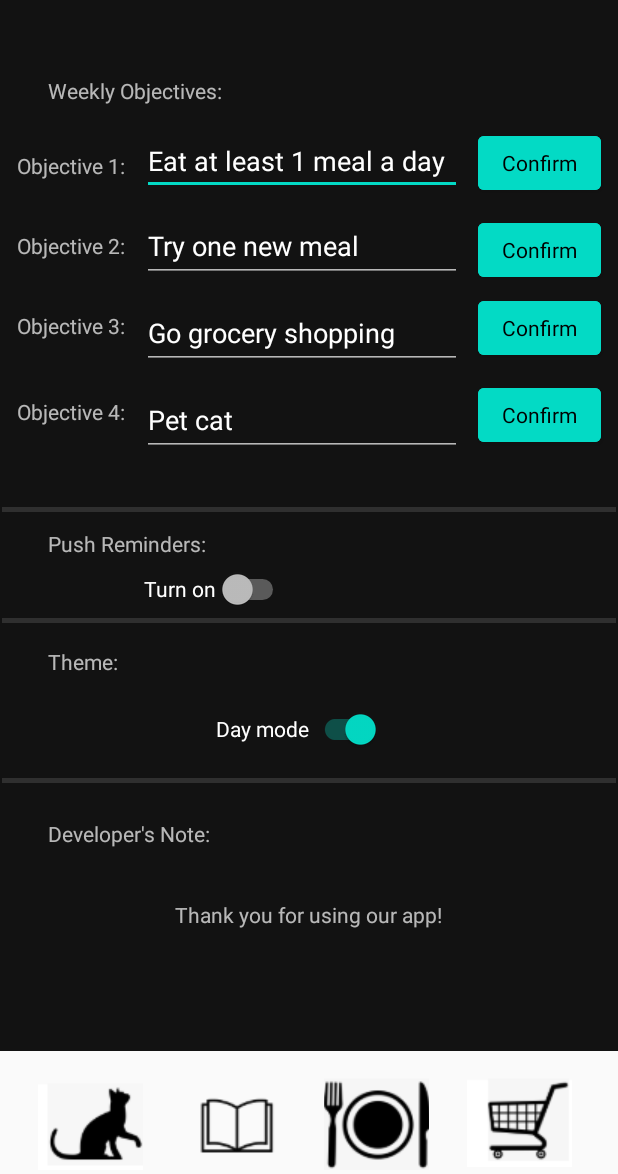
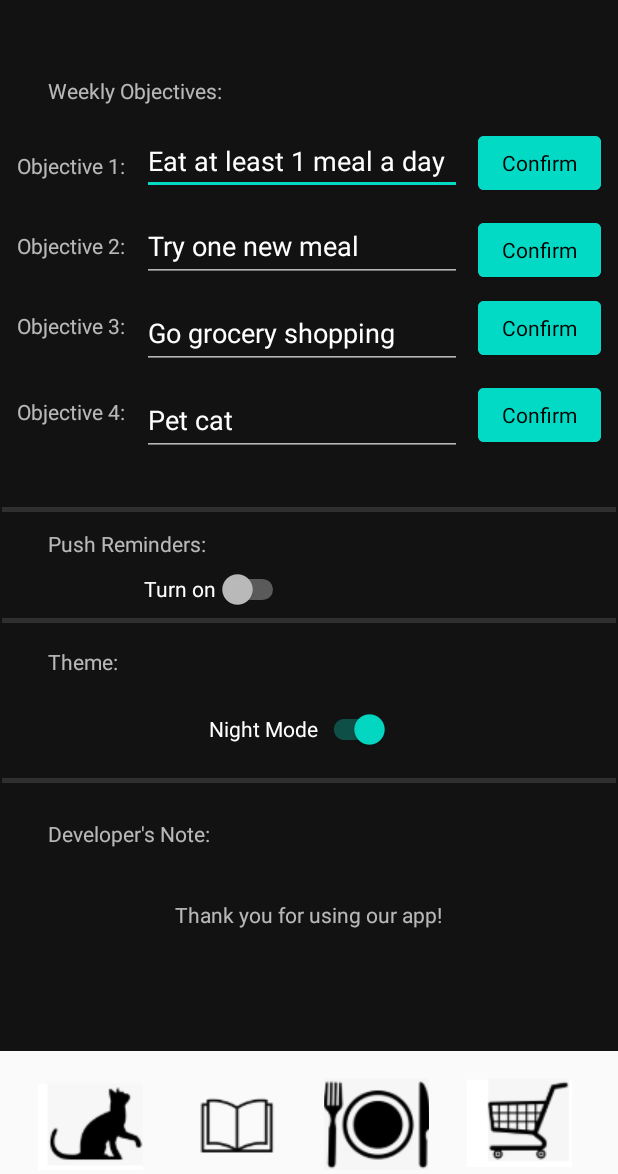
Before and after one commit to suhadewan/Purrito-Planner, an Android app: the SettingFragment screen opened through its navigation route, on a phone screen of 412 x 824 dp, the part 62-1236 px from its top. Run offline under Robolectric (Android 15) with nearby library versions, the phone set to English and light mode, and no system bars.

Commit message:
fixed switch text

```diff
--- a/app/src/main/java/com/example/purritoplanner/SettingsFragment.kt
+++ b/app/src/main/java/com/example/purritoplanner/SettingsFragment.kt
@@ -78,10 +78,12 @@ class SettingFragment : Fragment() {
         if (bool) {
             AppCompatDelegate.setDefaultNightMode(AppCompatDelegate.MODE_NIGHT_YES)
             theme.isChecked = true
+            theme.setText("Night Mode")
         }
         else {
             AppCompatDelegate.setDefaultNightMode(AppCompatDelegate.MODE_NIGHT_NO)
             theme.isChecked = false
+            theme.setText("Day Mode")
         }
 
         theme.setOnCheckedChangeListener { _, checkedId ->
```
